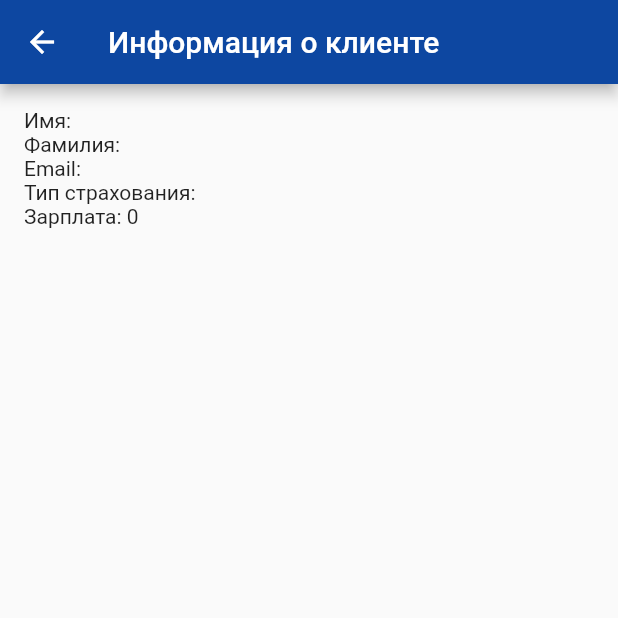
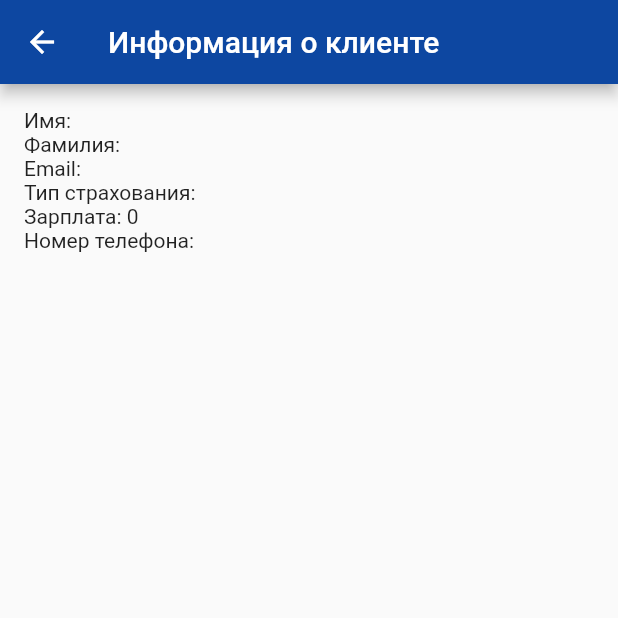
Before and after one commit to dtb4life/Insurancy-Company, a Flutter app: the ClientInfoScreen screen opened directly with empty values, on a phone screen of 412 x 824 dp, the top half of it. Run offline on Flutter 3.47's test engine with Material 2 defaults, Android fonts, the phone set to English and light mode, and no system bars.

Commit message:
client's infoscreen fix

```diff
--- a/lib/requests.dart
+++ b/lib/requests.dart
@@ -8,8 +8,9 @@ class InsuranceRequest {
   String email;
   String type;
   int salary;
+  String phone;
 
-  InsuranceRequest({required this.id, required this.firstName, required this.lastName, required this.email,required this.type, required this.salary,});
+  InsuranceRequest({required this.id, required this.firstName, required this.lastName, required this.email,required this.type, required this.salary, required this.phone});
 }
 
 class InsuranceRequestsList extends StatefulWidget {
@@ -26,6 +27,7 @@ class _InsuranceRequestsListState extends State<InsuranceRequestsList> {
       email: "johndoe@gmail.com",
       type: "Заявка на автострахование",
       salary: 50000,
+      phone: "+444534565312"
     ),
     InsuranceRequest(
       id: 2,
@@ -34,6 +36,7 @@ class _InsuranceRequestsListState extends State<InsuranceRequestsList> {
       email: "janedoe@gmail.com",
       type: "Заявка на страхование здоровья и жизни",
       salary: 75000,
+      phone: "+44567653432",
     ),
     InsuranceRequest(
       id: 3,
@@ -42,6 +45,7 @@ class _InsuranceRequestsListState extends State<InsuranceRequestsList> {
       email: "bobsmith@gmail.com",
       type: "Заявка на страхование путешествия",
       salary: 40000,
+      phone: "+4466542345"
     ),
   ];
 
@@ -125,6 +129,7 @@ class ClientInfoScreen extends StatelessWidget {
             Text('Email: ${request.email}'),
             Text('Тип страхования: ${request.type}'),
             Text('Зарплата: ${request.salary}'),
+            Text('Номер телефона: ${request.phone}'),
             // Другие поля, если есть
           ],
         ),
```
